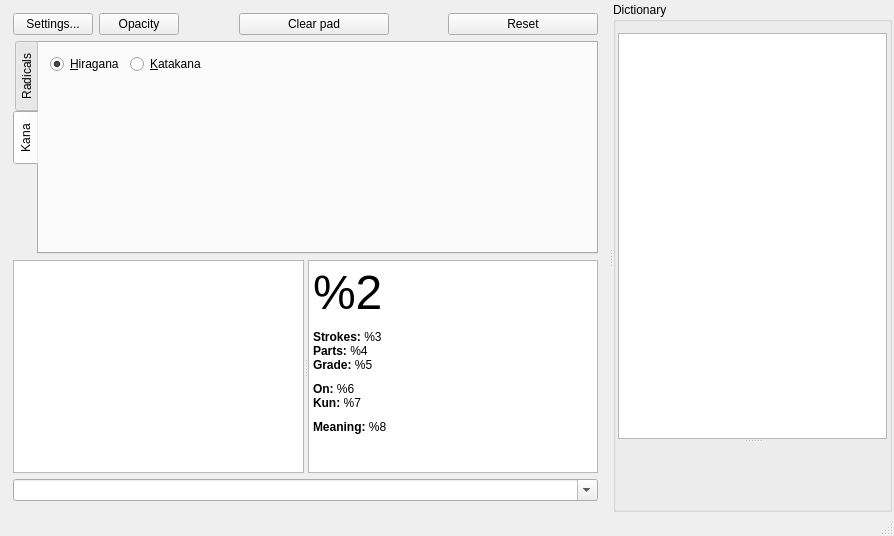
Before: the Qt Designer form mainwindow.ui in kernel1024/qjrad, drawn with Qt 5.
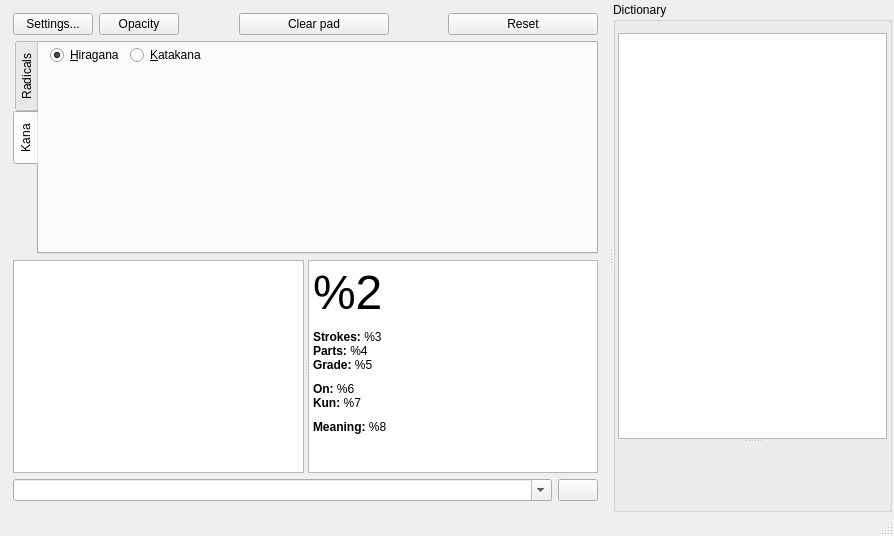
After: the same form once the commit is applied. The open tabs and pages were chosen to show the change. Icons and pictures are not drawn.

Commit message: Kana new sorting, backspace button for scratch pad.

```diff
--- a/mainwindow.ui
+++ b/mainwindow.ui
@@ -147,6 +147,15 @@
             <string>Kana</string>
            </attribute>
            <layout class="QVBoxLayout" name="verticalLayout_4">
+            <property name="spacing">
+             <number>0</number>
+            </property>
+            <property name="topMargin">
+             <number>2</number>
+            </property>
+            <property name="bottomMargin">
+             <number>2</number>
+            </property>
             <item>
              <layout class="QHBoxLayout" name="horizontalLayout_4">
               <item>
@@ -262,6 +271,17 @@
             </property>
            </widget>
           </item>
+          <item>
+           <widget class="QPushButton" name="btnBackspace">
+            <property name="text">
+             <string/>
+            </property>
+            <property name="icon">
+             <iconset theme="edit-clear-locationbar-rtl">
+              <normaloff>.</normaloff>.</iconset>
+            </property>
+           </widget>
+          </item>
          </layout>
         </item>
        </layout>
```
Left out of the diff: 8 changed lines with no effect on the pictures. The commit also changes 1 other file.
